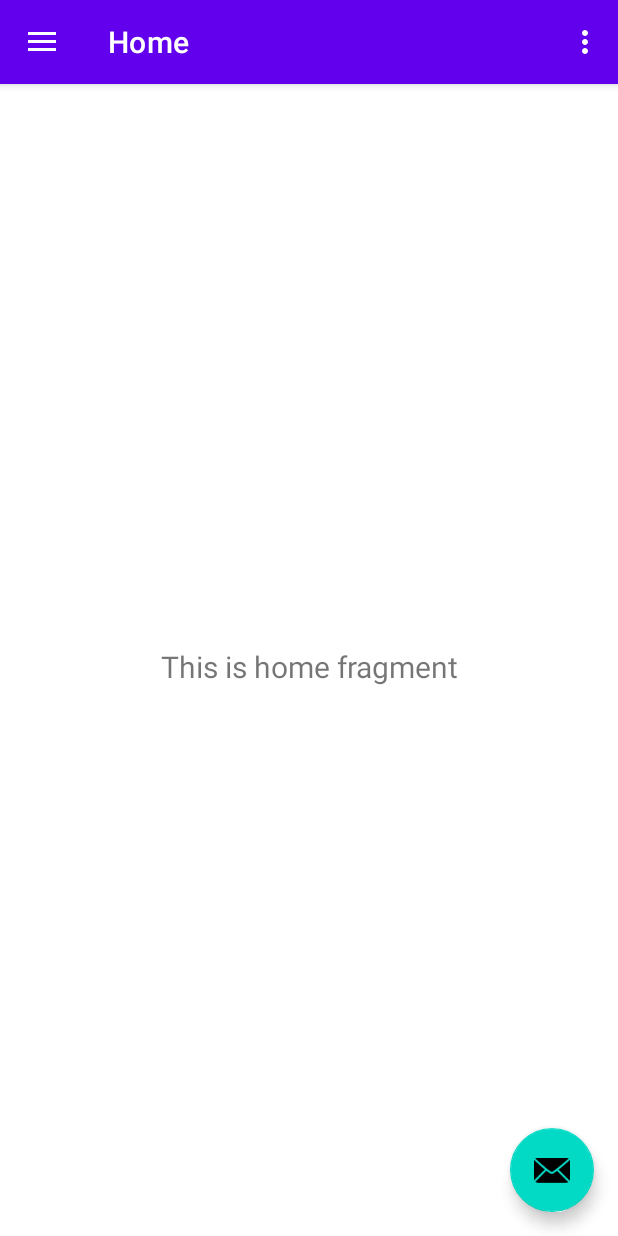
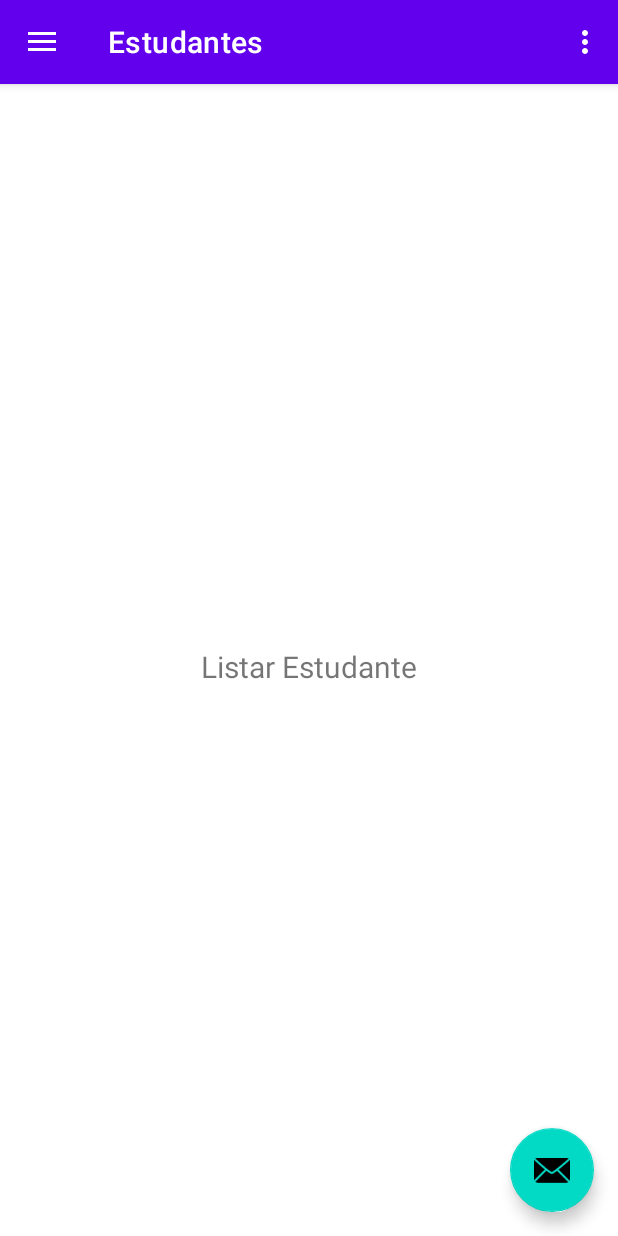
Before and after one commit to guilhermema9/Ativ27.05.2025-Estudantes-RetrofitNavDrawer, an Android app: the screen it shows after launch (MainActivity), on a phone screen of 412 x 824 dp. Run offline under Robolectric (Android 15) with nearby library versions, the phone set to English and light mode, and no system bars; our stand-ins replace navigation-ui.

Commit message:
feat: refatora as views e fragments

```diff
--- a/app/build.gradle.kts
+++ b/app/build.gradle.kts
@@ -35,7 +35,9 @@ android {
 }
 
 dependencies {
-
+    implementation("com.google.code.gson:gson:2.13.1")
+    implementation("com.squareup.retrofit2:retrofit:3.0.0")
+    implementation("com.squareup.retrofit2:converter-gson:3.0.0")
     implementation(libs.appcompat)
     implementation(libs.material)
     implementation(libs.constraintlayout)
--- a/app/src/main/AndroidManifest.xml
+++ b/app/src/main/AndroidManifest.xml
@@ -1,6 +1,8 @@
 <?xml version="1.0" encoding="utf-8"?>
 <manifest xmlns:android="http://schemas.android.com/apk/res/android"
     xmlns:tools="http://schemas.android.com/tools">
+
+    <uses-permission android:name="android.permission.INTERNET" />
 
     <application
         android:allowBackup="true"
--- a/app/src/main/java/com/example/ativ27052025_estudantes_retrofitnavdrawer/MainActivity.java
+++ b/app/src/main/java/com/example/ativ27052025_estudantes_retrofitnavdrawer/MainActivity.java
@@ -42,7 +42,7 @@ public class MainActivity extends AppCompatActivity {
         // Passing each menu ID as a set of Ids because each
         // menu should be considered as top level destinations.
         mAppBarConfiguration = new AppBarConfiguration.Builder(
-                R.id.nav_home, R.id.nav_gallery, R.id.nav_slideshow)
+                R.id.nav_estatistica, R.id.nav_cadastra_estudante, R.id.nav_estudante)
                 .setOpenableLayout(drawer)
                 .build();
         NavController navController = Navigation.findNavController(this, R.id.nav_host_fragment_content_main);
--- a/app/src/main/java/com/example/ativ27052025_estudantes_retrofitnavdrawer/ui/home/HomeViewModel.java
+++ b/app/src/main/java/com/example/ativ27052025_estudantes_retrofitnavdrawer/ui/cadastraEstudante/CadastraEstudanteViewModel.java
@@ -1,16 +1,16 @@
-package com.example.ativ27052025_estudantes_retrofitnavdrawer.ui.home;
+package com.example.ativ27052025_estudantes_retrofitnavdrawer.ui.cadastraEstudante;
 
 import androidx.lifecycle.LiveData;
 import androidx.lifecycle.MutableLiveData;
 import androidx.lifecycle.ViewModel;
 
-public class HomeViewModel extends ViewModel {
+public class CadastraEstudanteViewModel extends ViewModel {
 
     private final MutableLiveData<String> mText;
 
-    public HomeViewModel() {
+    public CadastraEstudanteViewModel() {
         mText = new MutableLiveData<>();
-        mText.setValue("This is home fragment");
+        mText.setValue("Cadastra Estudante");
     }
 
     public LiveData<String> getText() {
--- a/app/src/main/java/com/example/ativ27052025_estudantes_retrofitnavdrawer/ui/home/HomeFragment.java
+++ b/app/src/main/java/com/example/ativ27052025_estudantes_retrofitnavdrawer/ui/estatistica/EstatisticaFragment.java
@@ -1,4 +1,4 @@
-package com.example.ativ27052025_estudantes_retrofitnavdrawer.ui.home;
+package com.example.ativ27052025_estudantes_retrofitnavdrawer.ui.estatistica;
 
 import android.os.Bundle;
 import android.view.LayoutInflater;
@@ -10,22 +10,21 @@ import androidx.annotation.NonNull;
 import androidx.fragment.app.Fragment;
 import androidx.lifecycle.ViewModelProvider;
 
-import com.example.ativ27052025_estudantes_retrofitnavdrawer.databinding.FragmentHomeBinding;
+import com.example.ativ27052025_estudantes_retrofitnavdrawer.databinding.FragmentEstatisticaBinding;
 
-public class HomeFragment extends Fragment {
+public class EstatisticaFragment extends Fragment {
 
-    private FragmentHomeBinding binding;
+    private FragmentEstatisticaBinding binding;
 
     public View onCreateView(@NonNull LayoutInflater inflater,
                              ViewGroup container, Bundle savedInstanceState) {
-        HomeViewModel homeViewModel =
-                new ViewModelProvider(this).get(HomeViewModel.class);
+        EstatisticaViewModel estatisticaViewModel = new ViewModelProvider(this).get(EstatisticaViewModel.class);
 
-        binding = FragmentHomeBinding.inflate(inflater, container, false);
+        binding = FragmentEstatisticaBinding.inflate(inflater, container, false);
         View root = binding.getRoot();
 
         final TextView textView = binding.textHome;
-        homeViewModel.getText().observe(getViewLifecycleOwner(), textView::setText);
+        estatisticaViewModel.getText().observe(getViewLifecycleOwner(), textView::setText);
         return root;
     }
 
--- a/app/src/main/java/com/example/ativ27052025_estudantes_retrofitnavdrawer/ui/slideshow/SlideshowFragment.java
+++ b/app/src/main/java/com/example/ativ27052025_estudantes_retrofitnavdrawer/ui/estudante/EstudanteFragment.java
@@ -1,4 +1,4 @@
-package com.example.ativ27052025_estudantes_retrofitnavdrawer.ui.slideshow;
+package com.example.ativ27052025_estudantes_retrofitnavdrawer.ui.estudante;
 
 import android.os.Bundle;
 import android.view.LayoutInflater;
@@ -10,22 +10,21 @@ import androidx.annotation.NonNull;
 import androidx.fragment.app.Fragment;
 import androidx.lifecycle.ViewModelProvider;
 
-import com.example.ativ27052025_estudantes_retrofitnavdrawer.databinding.FragmentSlideshowBinding;
+import com.example.ativ27052025_estudantes_retrofitnavdrawer.databinding.FragmentEstudanteBinding;
 
-public class SlideshowFragment extends Fragment {
+public class EstudanteFragment extends Fragment {
 
-    private FragmentSlideshowBinding binding;
+    private FragmentEstudanteBinding binding;
 
     public View onCreateView(@NonNull LayoutInflater inflater,
                              ViewGroup container, Bundle savedInstanceState) {
-        SlideshowViewModel slideshowViewModel =
-                new ViewModelProvider(this).get(SlideshowViewModel.class);
+        EstudanteViewModel estudanteViewModel = new ViewModelProvider(this).get(EstudanteViewModel.class);
 
-        binding = FragmentSlideshowBinding.inflate(inflater, container, false);
+        binding = FragmentEstudanteBinding.inflate(inflater, container, false);
         View root = binding.getRoot();
 
         final TextView textView = binding.textSlideshow;
-        slideshowViewModel.getText().observe(getViewLifecycleOwner(), textView::setText);
+        estudanteViewModel.getText().observe(getViewLifecycleOwner(), textView::setText);
         return root;
     }
 
--- a/app/src/main/java/com/example/ativ27052025_estudantes_retrofitnavdrawer/ui/slideshow/SlideshowViewModel.java
+++ b/app/src/main/java/com/example/ativ27052025_estudantes_retrofitnavdrawer/ui/estudante/EstudanteViewModel.java
@@ -1,16 +1,16 @@
-package com.example.ativ27052025_estudantes_retrofitnavdrawer.ui.slideshow;
+package com.example.ativ27052025_estudantes_retrofitnavdrawer.ui.estudante;
 
 import androidx.lifecycle.LiveData;
 import androidx.lifecycle.MutableLiveData;
 import androidx.lifecycle.ViewModel;
 
-public class SlideshowViewModel extends ViewModel {
+public class EstudanteViewModel extends ViewModel {
 
     private final MutableLiveData<String> mText;
 
-    public SlideshowViewModel() {
+    public EstudanteViewModel() {
         mText = new MutableLiveData<>();
-        mText.setValue("This is slideshow fragment");
+        mText.setValue("Listar Estudante");
     }
 
     public LiveData<String> getText() {
--- a/app/src/main/res/layout/activity_main.xml
+++ b/app/src/main/res/layout/activity_main.xml
@@ -7,6 +7,7 @@
     android:layout_height="match_parent"
     android:fitsSystemWindows="true"
     tools:openDrawer="start">
+
 
     <include
         android:id="@+id/app_bar_main"
--- a/app/src/main/res/layout/fragment_gallery.xml
+++ b/app/src/main/res/layout/fragment_cadastra_estudante.xml
@@ -4,7 +4,7 @@
     xmlns:tools="http://schemas.android.com/tools"
     android:layout_width="match_parent"
     android:layout_height="match_parent"
-    tools:context=".ui.gallery.GalleryFragment">
+    tools:context=".ui.cadastraEstudante.CadastraEstudanteFragment">
 
     <TextView
         android:id="@+id/text_gallery"
--- a/app/src/main/res/layout/fragment_slideshow.xml
+++ b/app/src/main/res/layout/fragment_estatistica.xml
@@ -4,10 +4,10 @@
     xmlns:tools="http://schemas.android.com/tools"
     android:layout_width="match_parent"
     android:layout_height="match_parent"
-    tools:context=".ui.slideshow.SlideshowFragment">
+    tools:context=".ui.estatistica.EstatisticaFragment">
 
     <TextView
-        android:id="@+id/text_slideshow"
+        android:id="@+id/text_home"
         android:layout_width="match_parent"
         android:layout_height="wrap_content"
         android:layout_marginStart="8dp"
--- a/app/src/main/res/layout/fragment_home.xml
+++ b/app/src/main/res/layout/fragment_estudante.xml
@@ -4,10 +4,10 @@
     xmlns:tools="http://schemas.android.com/tools"
     android:layout_width="match_parent"
     android:layout_height="match_parent"
-    tools:context=".ui.home.HomeFragment">
+    tools:context=".ui.estudante.EstudanteFragment">
 
     <TextView
-        android:id="@+id/text_home"
+        android:id="@+id/text_slideshow"
         android:layout_width="match_parent"
         android:layout_height="wrap_content"
         android:layout_marginStart="8dp"
--- a/app/src/main/res/menu/activity_main_drawer.xml
+++ b/app/src/main/res/menu/activity_main_drawer.xml
@@ -5,16 +5,13 @@
 
     <group android:checkableBehavior="single">
         <item
-            android:id="@+id/nav_home"
-            android:icon="@drawable/ic_menu_camera"
-            android:title="@string/menu_home" />
+            android:id="@+id/nav_estudante"
+            android:icon="@drawable/ic_menu_camera" android:title="@string/menu_estudante" />
         <item
-            android:id="@+id/nav_gallery"
-            android:icon="@drawable/ic_menu_gallery"
-            android:title="@string/menu_gallery" />
+            android:id="@+id/nav_cadastra_estudante"
+            android:icon="@drawable/ic_menu_gallery" android:title="@string/menu_cadastra_estudante" />
         <item
-            android:id="@+id/nav_slideshow"
-            android:icon="@drawable/ic_menu_slideshow"
-            android:title="@string/menu_slideshow" />
+            android:id="@+id/nav_estatistica"
+            android:icon="@drawable/ic_menu_slideshow" android:title="@string/menu_estatistica" />
     </group>
 </menu>
--- a/app/src/main/res/navigation/mobile_navigation.xml
+++ b/app/src/main/res/navigation/mobile_navigation.xml
@@ -3,23 +3,23 @@
     xmlns:app="http://schemas.android.com/apk/res-auto"
     xmlns:tools="http://schemas.android.com/tools"
     android:id="@+id/mobile_navigation"
-    app:startDestination="@+id/nav_home">
+    app:startDestination="@+id/nav_estudante">
 
     <fragment
-        android:id="@+id/nav_home"
-        android:name="com.example.ativ27052025_estudantes_retrofitnavdrawer.ui.home.HomeFragment"
-        android:label="@string/menu_home"
-        tools:layout="@layout/fragment_home" />
+        android:id="@+id/nav_estudante"
+        android:name="com.example.ativ27052025_estudantes_retrofitnavdrawer.ui.estudante.EstudanteFragment"
+        android:label="@string/menu_estudante"
+        tools:layout="@layout/fragment_estudante" />
 
     <fragment
-        android:id="@+id/nav_gallery"
-        android:name="com.example.ativ27052025_estudantes_retrofitnavdrawer.ui.gallery.GalleryFragment"
-        android:label="@string/menu_gallery"
-        tools:layout="@layout/fragment_gallery" />
+        android:id="@+id/nav_cadastra_estudante"
+        android:name="com.example.ativ27052025_estudantes_retrofitnavdrawer.ui.cadastraEstudante.CadastraEstudanteFragment"
+        android:label="@string/menu_cadastra_estudante"
+        tools:layout="@layout/fragment_cadastra_estudante" />
 
     <fragment
-        android:id="@+id/nav_slideshow"
-        android:name="com.example.ativ27052025_estudantes_retrofitnavdrawer.ui.slideshow.SlideshowFragment"
-        android:label="@string/menu_slideshow"
-        tools:layout="@layout/fragment_slideshow" />
+        android:id="@+id/nav_estatistica"
+        android:name="com.example.ativ27052025_estudantes_retrofitnavdrawer.ui.estatistica.EstatisticaFragment"
+        android:label="@string/menu_estatistica"
+        tools:layout="@layout/fragment_estatistica" />
 </navigation>
--- a/app/src/main/res/values/strings.xml
+++ b/app/src/main/res/values/strings.xml
@@ -7,7 +7,7 @@
     <string name="nav_header_desc">Navigation header</string>
     <string name="action_settings">Settings</string>
 
-    <string name="menu_home">Home</string>
-    <string name="menu_gallery">Gallery</string>
-    <string name="menu_slideshow">Slideshow</string>
+    <string name="menu_estudante">Estudantes</string>
+    <string name="menu_cadastra_estudante">Cadastrar Estudante</string>
+    <string name="menu_estatistica">Estatísticas</string>
 </resources>
```
Also changed, not shown: app/src/main/java/com/example/ativ27052025_estudantes_retrofitnavdrawer/ui/cadastraEstudante/CadastraEstudanteFragment.java (renamed from app/src/main/java/com/example/ativ27052025_estudantes_retrofitnavdrawer/ui/gallery/GalleryFragment.java, +7 -8 lines), app/src/main/java/com/example/ativ27052025_estudantes_retrofitnavdrawer/ui/estatistica/EstatisticaViewModel.java (renamed from app/src/main/java/com/example/ativ27052025_estudantes_retrofitnavdrawer/ui/gallery/GalleryViewModel.java, +4 -4 lines).
